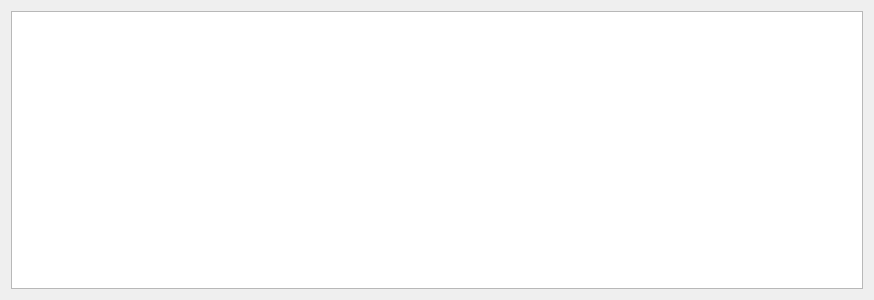
First picture: the form in cterminal.ui, repository vlarry/configurator, before the edit.
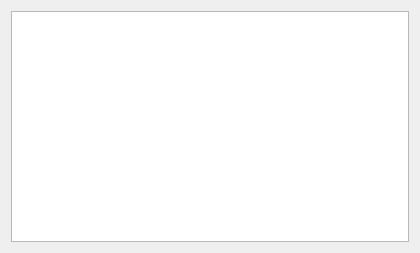
Second picture: the form after the edit.

Patch:
```diff
--- a/cterminal.ui
+++ b/cterminal.ui
@@ -6,10 +6,16 @@
    <rect>
     <x>0</x>
     <y>0</y>
-    <width>874</width>
-    <height>300</height>
+    <width>420</width>
+    <height>253</height>
    </rect>
   </property>
+  <property name="font">
+   <font>
+    <family>Consolas</family>
+    <pointsize>10</pointsize>
+   </font>
+  </property>
   <property name="windowTitle">
    <string>Form</string>
   </property>
```
